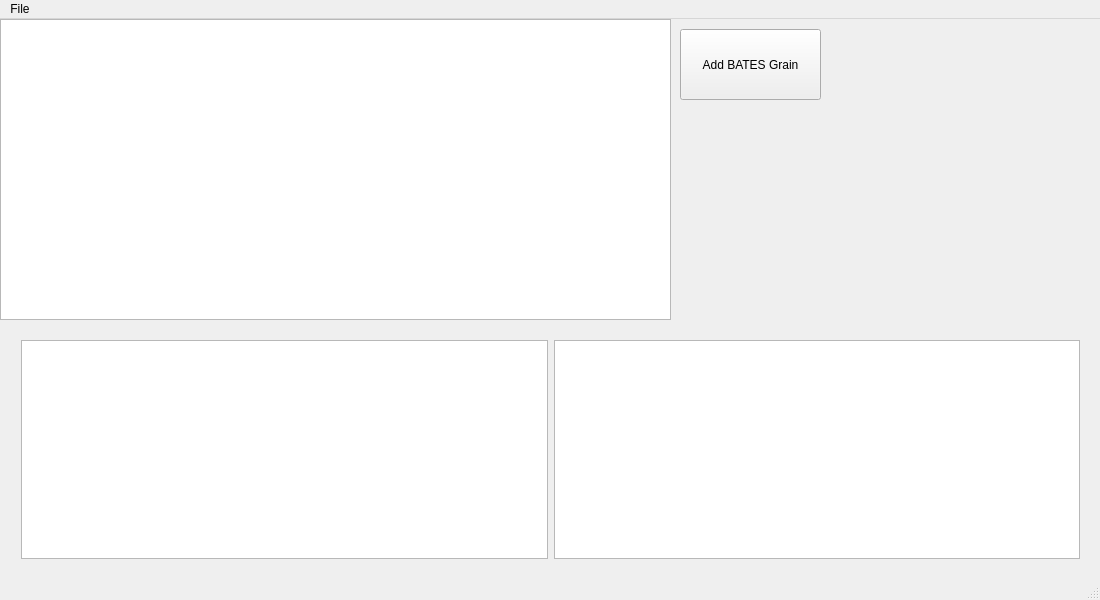
This is src/ui/mainwindow.ui in tuxxi/OpenBurn-old as Qt 5 draws it before an edit. The edited form follows.
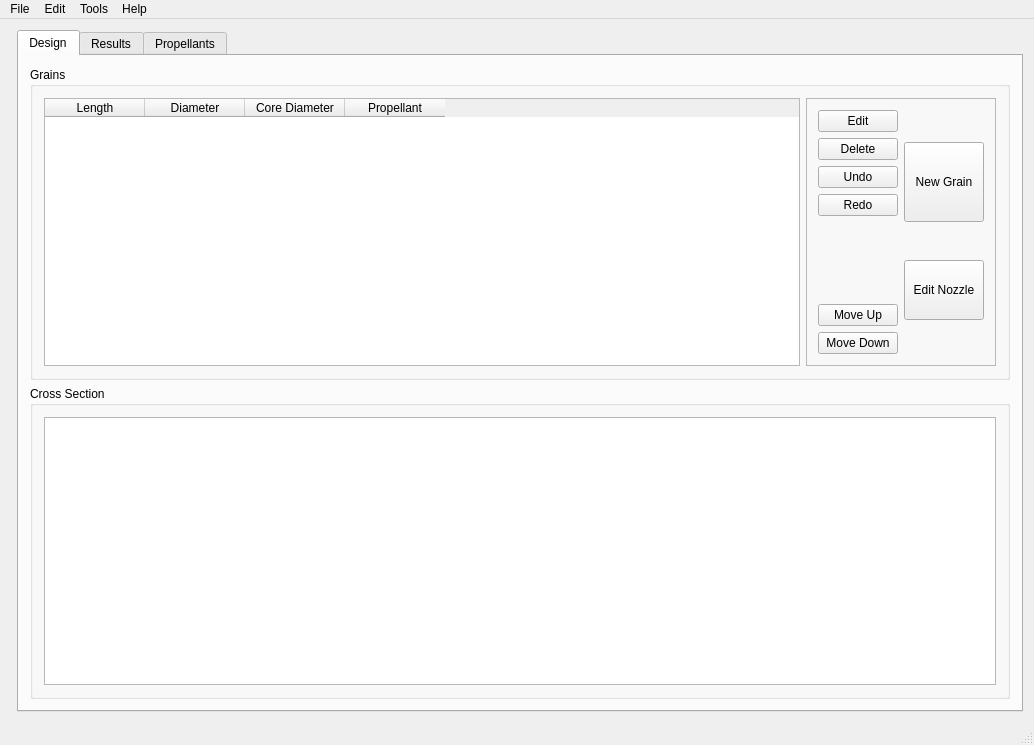
This is the edited form. Custom widgets are drawn as their Qt base class.

Commit message: Added signals and slots for adding grains to the table widget. todo: fix drag and drop

```diff
--- a/src/ui/mainwindow.ui
+++ b/src/ui/mainwindow.ui
@@ -6,78 +6,291 @@
    <rect>
     <x>0</x>
     <y>0</y>
-    <width>1100</width>
-    <height>600</height>
+    <width>1034</width>
+    <height>745</height>
    </rect>
   </property>
+  <property name="sizePolicy">
+   <sizepolicy hsizetype="Preferred" vsizetype="Preferred">
+    <horstretch>0</horstretch>
+    <verstretch>0</verstretch>
+   </sizepolicy>
+  </property>
   <property name="windowTitle">
    <string>MainWindow</string>
   </property>
   <widget class="QWidget" name="centralWidget">
-   <widget class="QWidget" name="horizontalLayoutWidget">
-    <property name="geometry">
-     <rect>
-      <x>10</x>
-      <y>310</y>
-      <width>1081</width>
-      <height>241</height>
-     </rect>
-    </property>
-    <layout class="QHBoxLayout" name="horizontalLayout">
-     <property name="spacing">
-      <number>6</number>
-     </property>
-     <item>
-      <widget class="QGraphicsView" name="MotorFrontViewNozzle"/>
-     </item>
-     <item>
-      <widget class="QGraphicsView" name="MotorSideViewCrossSection">
-       <property name="minimumSize">
-        <size>
-         <width>400</width>
-         <height>100</height>
-        </size>
-       </property>
-       <property name="maximumSize">
-        <size>
-         <width>1200</width>
-         <height>400</height>
-        </size>
-       </property>
+   <property name="sizePolicy">
+    <sizepolicy hsizetype="Preferred" vsizetype="Preferred">
+     <horstretch>0</horstretch>
+     <verstretch>0</verstretch>
+    </sizepolicy>
+   </property>
+   <layout class="QFormLayout" name="formLayout_2">
+    <item row="1" column="1">
+     <widget class="QTabWidget" name="tabWidget">
+      <property name="sizePolicy">
+       <sizepolicy hsizetype="Preferred" vsizetype="Preferred">
+        <horstretch>0</horstretch>
+        <verstretch>1</verstretch>
+       </sizepolicy>
+      </property>
+      <property name="minimumSize">
+       <size>
+        <width>600</width>
+        <height>400</height>
+       </size>
+      </property>
+      <property name="currentIndex">
+       <number>0</number>
+      </property>
+      <widget class="QWidget" name="tab">
+       <attribute name="title">
+        <string>Design</string>
+       </attribute>
+       <layout class="QVBoxLayout" name="verticalLayout">
+        <item>
+         <layout class="QGridLayout" name="gridLayout">
+          <item row="1" column="0">
+           <widget class="QGroupBox" name="groupBox_2">
+            <property name="title">
+             <string>Cross Section</string>
+            </property>
+            <layout class="QHBoxLayout" name="horizontalLayout_2">
+             <item>
+              <widget class="QGraphicsView" name="graphicsView"/>
+             </item>
+            </layout>
+           </widget>
+          </item>
+          <item row="0" column="0">
+           <widget class="QGroupBox" name="groupBox">
+            <property name="title">
+             <string>Grains</string>
+            </property>
+            <layout class="QHBoxLayout" name="horizontalLayout" stretch="0,0">
+             <item>
+              <widget class="GrainTableWidget" name="tableWidget">
+               <property name="editTriggers">
+                <set>QAbstractItemView::NoEditTriggers</set>
+               </property>
+               <property name="dragEnabled">
+                <bool>true</bool>
+               </property>
+               <property name="dragDropMode">
+                <enum>QAbstractItemView::DragDrop</enum>
+               </property>
+               <property name="alternatingRowColors">
+                <bool>true</bool>
+               </property>
+               <property name="selectionMode">
+                <enum>QAbstractItemView::ExtendedSelection</enum>
+               </property>
+               <property name="selectionBehavior">
+                <enum>QAbstractItemView::SelectRows</enum>
+               </property>
+               <column>
+                <property name="text">
+                 <string>Length</string>
+                </property>
+               </column>
+               <column>
+                <property name="text">
+                 <string>Diameter</string>
+                </property>
+               </column>
+               <column>
+                <property name="text">
+                 <string>Core Diameter</string>
+                </property>
+               </column>
+               <column>
+                <property name="text">
+                 <string>Propellant</string>
+                </property>
+               </column>
+              </widget>
+             </item>
+             <item>
+              <widget class="QFrame" name="frame">
+               <property name="frameShape">
+                <enum>QFrame::StyledPanel</enum>
+               </property>
+               <property name="frameShadow">
+                <enum>QFrame::Plain</enum>
+               </property>
+               <layout class="QHBoxLayout" name="horizontalLayout_3">
+                <item>
+                 <layout class="QVBoxLayout" name="verticalLayout_2">
+                  <item>
+                   <widget class="QPushButton" name="pushButton_5">
+                    <property name="sizePolicy">
+                     <sizepolicy hsizetype="Minimum" vsizetype="Fixed">
+                      <horstretch>0</horstretch>
+                      <verstretch>0</verstretch>
+                     </sizepolicy>
+                    </property>
+                    <property name="layoutDirection">
+                     <enum>Qt::LeftToRight</enum>
+                    </property>
+                    <property name="text">
+                     <string>Edit</string>
+                    </property>
+                   </widget>
+                  </item>
+                  <item>
+                   <widget class="QPushButton" name="pushButton_2">
+                    <property name="sizePolicy">
+                     <sizepolicy hsizetype="Minimum" vsizetype="Fixed">
+                      <horstretch>0</horstretch>
+                      <verstretch>0</verstretch>
+                     </sizepolicy>
+                    </property>
+                    <property name="layoutDirection">
+                     <enum>Qt::LeftToRight</enum>
+                    </property>
+                    <property name="text">
+                     <string>Delete</string>
+                    </property>
+                   </widget>
+                  </item>
+                  <item>
+                   <widget class="QPushButton" name="pushButton_3">
+                    <property name="sizePolicy">
+                     <sizepolicy hsizetype="Minimum" vsizetype="Fixed">
+                      <horstretch>0</horstretch>
+                      <verstretch>0</verstretch>
+                     </sizepolicy>
+                    </property>
+                    <property name="layoutDirection">
+                     <enum>Qt::LeftToRight</enum>
+                    </property>
+                    <property name="text">
+                     <string>Undo</string>
+                    </property>
+                   </widget>
+                  </item>
+                  <item>
+                   <widget class="QPushButton" name="pushButton_4">
+                    <property name="sizePolicy">
+                     <sizepolicy hsizetype="Minimum" vsizetype="Fixed">
+                      <horstretch>0</horstretch>
+                      <verstretch>0</verstretch>
+                     </sizepolicy>
+                    </property>
+                    <property name="layoutDirection">
+                     <enum>Qt::LeftToRight</enum>
+                    </property>
+                    <property name="text">
+                     <string>Redo</string>
+                    </property>
+                   </widget>
+                  </item>
+                  <item>
+                   <spacer name="verticalSpacer">
+                    <property name="orientation">
+                     <enum>Qt::Vertical</enum>
+                    </property>
+                    <property name="sizeHint" stdset="0">
+                     <size>
+                      <width>20</width>
+                      <height>40</height>
+                     </size>
+                    </property>
+                   </spacer>
+                  </item>
+                  <item>
+                   <widget class="QPushButton" name="pushButton_6">
+                    <property name="text">
+                     <string>Move Up</string>
+                    </property>
+                   </widget>
+                  </item>
+                  <item>
+                   <widget class="QPushButton" name="pushButton_7">
+                    <property name="text">
+                     <string>Move Down</string>
+                    </property>
+                   </widget>
+                  </item>
+                 </layout>
+                </item>
+                <item>
+                 <layout class="QVBoxLayout" name="verticalLayout_3">
+                  <item>
+                   <widget class="QPushButton" name="pushButton">
+                    <property name="sizePolicy">
+                     <sizepolicy hsizetype="Minimum" vsizetype="Fixed">
+                      <horstretch>0</horstretch>
+                      <verstretch>0</verstretch>
+                     </sizepolicy>
+                    </property>
+                    <property name="minimumSize">
+                     <size>
+                      <width>80</width>
+                      <height>80</height>
+                     </size>
+                    </property>
+                    <property name="text">
+                     <string>New Grain</string>
+                    </property>
+                   </widget>
+                  </item>
+                  <item>
+                   <widget class="QPushButton" name="pushButton_8">
+                    <property name="minimumSize">
+                     <size>
+                      <width>0</width>
+                      <height>60</height>
+                     </size>
+                    </property>
+                    <property name="text">
+                     <string>Edit Nozzle</string>
+                    </property>
+                   </widget>
+                  </item>
+                 </layout>
+                </item>
+               </layout>
+              </widget>
+             </item>
+            </layout>
+           </widget>
+          </item>
+         </layout>
+        </item>
+       </layout>
       </widget>
-     </item>
-    </layout>
-   </widget>
-   <widget class="QPushButton" name="pushButton">
-    <property name="geometry">
-     <rect>
-      <x>680</x>
-      <y>10</y>
-      <width>141</width>
-      <height>71</height>
-     </rect>
-    </property>
-    <property name="text">
-     <string>Add BATES Grain</string>
-    </property>
-   </widget>
-   <widget class="QListWidget" name="listWidget">
-    <property name="geometry">
-     <rect>
-      <x>0</x>
-      <y>0</y>
-      <width>671</width>
-      <height>301</height>
-     </rect>
-    </property>
-   </widget>
+      <widget class="QWidget" name="tab_2">
+       <attribute name="title">
+        <string>Results</string>
+       </attribute>
+       <widget class="QGraphicsView" name="graphicsView_2">
+        <property name="geometry">
+         <rect>
+          <x>10</x>
+          <y>10</y>
+          <width>1011</width>
+          <height>401</height>
+         </rect>
+        </property>
+       </widget>
+      </widget>
+      <widget class="QWidget" name="tab_3">
+       <attribute name="title">
+        <string>Propellants</string>
+       </attribute>
+      </widget>
+     </widget>
+    </item>
+   </layout>
   </widget>
   <widget class="QMenuBar" name="menuBar">
    <property name="geometry">
     <rect>
      <x>0</x>
      <y>0</y>
-     <width>1100</width>
+     <width>1034</width>
      <height>20</height>
     </rect>
    </property>
@@ -91,7 +304,25 @@
     <addaction name="separator"/>
     <addaction name="actionQuit"/>
    </widget>
+   <widget class="QMenu" name="menuEdit">
+    <property name="title">
+     <string>Edit</string>
+    </property>
+   </widget>
+   <widget class="QMenu" name="menuTools">
+    <property name="title">
+     <string>Tools</string>
+    </property>
+   </widget>
+   <widget class="QMenu" name="menuHelp">
+    <property name="title">
+     <string>Help</string>
+    </property>
+   </widget>
    <addaction name="menuMainWindow"/>
+   <addaction name="menuEdit"/>
+   <addaction name="menuTools"/>
+   <addaction name="menuHelp"/>
   </widget>
   <widget class="QStatusBar" name="statusBar"/>
   <action name="actionOpen">
@@ -116,6 +347,13 @@
   </action>
  </widget>
  <layoutdefault spacing="6" margin="11"/>
+ <customwidgets>
+  <customwidget>
+   <class>GrainTableWidget</class>
+   <extends>QTableWidget</extends>
+   <header location="global">src/ui/graintablewidget.h</header>
+  </customwidget>
+ </customwidgets>
  <resources/>
  <connections/>
 </ui>
```
Left out of the diff: 12 changed lines with no effect on the pictures. The commit also changes 13 other files.
